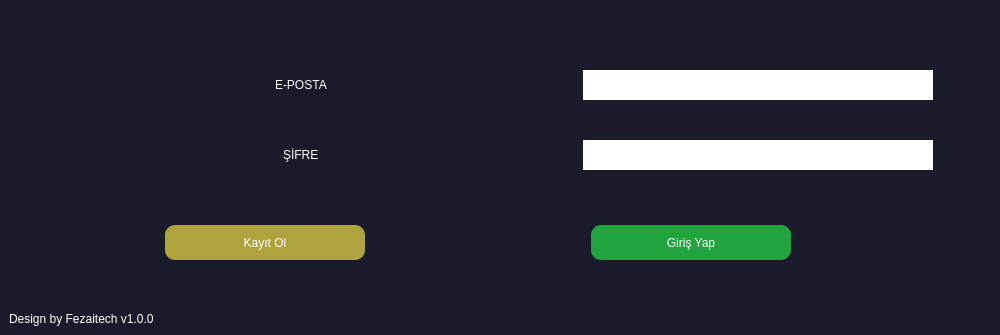
Qt form UI/ui_login.ui (Hamza-Bayar-2/TaskJam) before a commit.
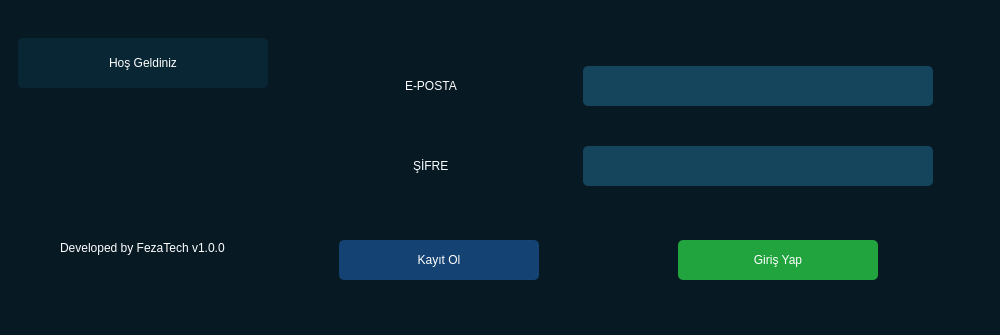
The same form after that commit. Icons and pictures are not drawn.

```diff
--- a/UI/ui_login.ui
+++ b/UI/ui_login.ui
@@ -26,9 +26,11 @@
    <string>Dialog</string>
   </property>
   <property name="styleSheet">
-   <string notr="true">	background-color: rgb(25, 27, 42);
+   <string notr="true">*{
+background-color: rgb(7, 26, 35);
 color: rgb(255, 255, 255);
 border : none ;
+}
 </string>
   </property>
   <layout class="QVBoxLayout" name="verticalLayout">
@@ -97,6 +99,54 @@
          <property name="bottomMargin">
           <number>0</number>
          </property>
+         <item alignment="Qt::AlignHCenter">
+          <widget class="QFrame" name="frame">
+           <property name="minimumSize">
+            <size>
+             <width>140</width>
+             <height>0</height>
+            </size>
+           </property>
+           <property name="frameShape">
+            <enum>QFrame::StyledPanel</enum>
+           </property>
+           <property name="frameShadow">
+            <enum>QFrame::Raised</enum>
+           </property>
+           <layout class="QVBoxLayout" name="verticalLayout_4">
+            <property name="spacing">
+             <number>20</number>
+            </property>
+            <item alignment="Qt::AlignHCenter">
+             <widget class="QLabel" name="label_2">
+              <property name="minimumSize">
+               <size>
+                <width>250</width>
+                <height>50</height>
+               </size>
+              </property>
+              <property name="maximumSize">
+               <size>
+                <width>250</width>
+                <height>50</height>
+               </size>
+              </property>
+              <property name="styleSheet">
+               <string notr="true">*{
+background-color: rgb(9, 38, 53);
+pading : 6px;
+border-radius:5px;
+font: 1000 14pt &quot;Montserrat&quot;;
+}</string>
+              </property>
+              <property name="text">
+               <string>Hoş Geldiniz</string>
+              </property>
+              <property name="alignment">
+               <set>Qt::AlignCenter</set>
+              </property>
+             </widget>
+            </item>
          <item>
           <widget class="QLabel" name="logo_label">
            <property name="sizePolicy">
@@ -105,6 +155,12 @@
              <verstretch>0</verstretch>
             </sizepolicy>
            </property>
+              <property name="maximumSize">
+               <size>
+                <width>210</width>
+                <height>70</height>
+               </size>
+              </property>
            <property name="text">
             <string/>
            </property>
@@ -131,6 +187,19 @@
            </property>
           </widget>
          </item>
+            <item alignment="Qt::AlignHCenter">
+             <widget class="QLabel" name="label">
+              <property name="styleSheet">
+               <string notr="true">font: 11pt &quot;Montserrat&quot;;</string>
+              </property>
+              <property name="text">
+               <string>Developed by FezaTech v1.0.0</string>
+              </property>
+             </widget>
+            </item>
+           </layout>
+          </widget>
+         </item>
          <item>
           <widget class="QFrame" name="main_form_frame">
            <property name="styleSheet">
@@ -145,7 +214,15 @@
 font:45 14pt &quot;MS Shell Dlg 2&quot;;
 text-align: center;
 
-}</string>
+}
+QLineEdit{
+background-color: rgb(20, 69, 93);
+border-radius : 5px;
+padding:5px;
+	color: rgb(255, 255, 255);
+}
+
+</string>
            </property>
            <property name="frameShape">
             <enum>QFrame::StyledPanel</enum>
@@ -242,8 +319,9 @@
             <item>
              <widget class="QFrame" name="button_row_frame">
               <property name="styleSheet">
-               <string notr="true">border-radius : 10px; 
-font: 75 12pt &quot;MS Shell Dlg 2&quot;;</string>
+               <string notr="true">border-radius : 5px; 
+font: 75 12pt &quot;MS Shell Dlg 2&quot;;
+</string>
               </property>
               <property name="frameShape">
                <enum>QFrame::StyledPanel</enum>
@@ -260,7 +338,7 @@
                  <property name="minimumSize">
                   <size>
                    <width>200</width>
-                   <height>35</height>
+                   <height>40</height>
                   </size>
                  </property>
                  <property name="maximumSize">
@@ -270,7 +348,14 @@
                   </size>
                  </property>
                  <property name="styleSheet">
-                  <string notr="true">background-color: rgb(174, 163, 60);</string>
+                  <string notr="true">QPushButton{
+background-color: rgb(20, 66, 114);
+border-radius : 5px ;
+font: 600 12pt &quot;Montserrat&quot;;
+}
+:hover{
+background-color: rgb(9, 33, 44);
+}</string>
                  </property>
                  <property name="text">
                   <string>Kayıt Ol</string>
@@ -282,7 +367,7 @@
                  <property name="minimumSize">
                   <size>
                    <width>200</width>
-                   <height>35</height>
+                   <height>40</height>
                   </size>
                  </property>
                  <property name="maximumSize">
@@ -292,7 +377,14 @@
                   </size>
                  </property>
                  <property name="styleSheet">
-                  <string notr="true">background-color: rgb(33, 164, 62);</string>
+                  <string notr="true">QPushButton{
+background-color: rgb(33, 164, 62);
+border-radius : 5px ;
+font: 600 12pt &quot;Montserrat&quot;;
+}
+:hover{
+background-color: rgb(25, 126, 47);
+}</string>
                  </property>
                  <property name="text">
                   <string>Giriş Yap</string>
@@ -324,19 +416,6 @@
         </property>
        </widget>
       </item>
-      <item>
-       <widget class="QLabel" name="designer_label">
-        <property name="sizePolicy">
-         <sizepolicy hsizetype="Preferred" vsizetype="Maximum">
-          <horstretch>0</horstretch>
-          <verstretch>0</verstretch>
-         </sizepolicy>
-        </property>
-        <property name="text">
-         <string>Design by Fezaitech v1.0.0</string>
-        </property>
-       </widget>
-      </item>
      </layout>
     </widget>
    </item>
```
Left out of the diff: 7 changed lines with no effect on the pictures. Lines whose indentation alone changed are shown as unchanged.
